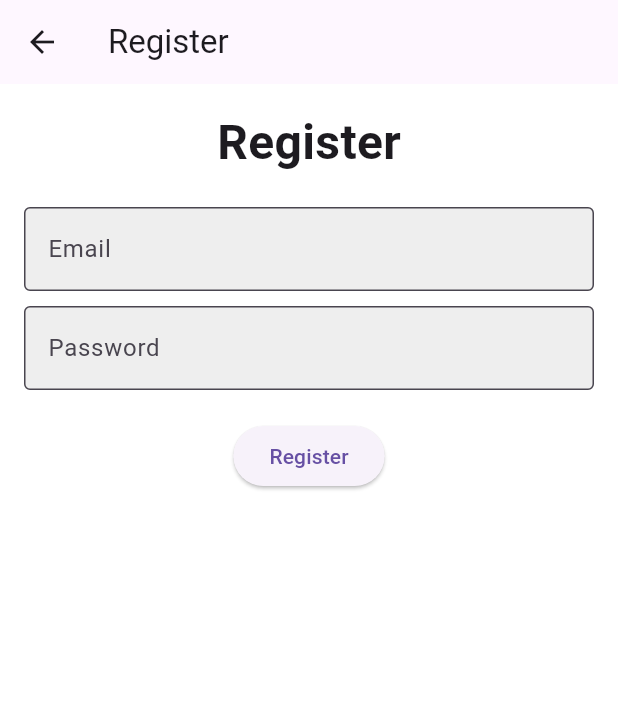
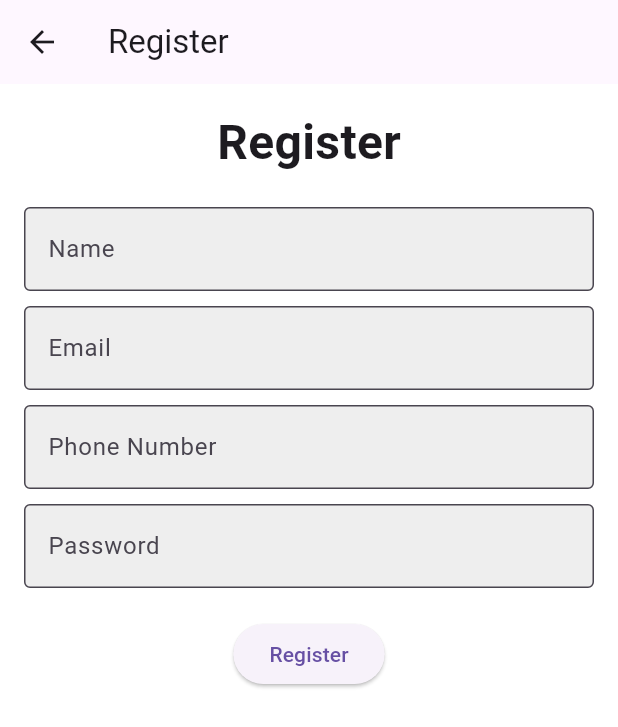
Before and after one commit to raaahulr/quizapp, a Flutter app: the screen it shows after launch, after a tap on "Login", after a tap on "Register", on a phone screen of 412 x 824 dp. Shown: the top 727 px of the screen. Run offline on Flutter 3.47's test engine with Material 3 defaults, Android fonts, the phone set to English and light mode, and no system bars; network calls fail.

Commit message:
second commit

```diff
--- a/lib/login_screen.dart
+++ b/lib/login_screen.dart
@@ -1,10 +1,11 @@
 import 'package:flutter/material.dart';
-import 'package:firebase_auth/firebase_auth.dart'; // Import FirebaseAuth
+import 'package:http/http.dart' as http;
+import 'dart:convert';
+
 import 'package:quiz_app/registration_screen.dart';
 
 class LoginScreen extends StatefulWidget {
-  final Function onLogin;
-
+  final Function(String) onLogin; // Update to accept a String argument
   const LoginScreen(this.onLogin, {Key? key}) : super(key: key);
 
   @override
@@ -14,7 +15,59 @@ class LoginScreen extends StatefulWidget {
 class _LoginScreenState extends State<LoginScreen> {
   final emailController = TextEditingController();
   final passwordController = TextEditingController();
-  String? errorMessage; // State variable for error message
+  String? errorMessage;
+
+  Future<void> _performLogin() async {
+    if (emailController.text.isEmpty || passwordController.text.isEmpty) {
+      setState(() {
+        errorMessage = 'Please enter email and password';
+      });
+      return;
+    }
+
+    try {
+      print('Attempting login with email: ${emailController.text}');
+
+      final response = await http.post(
+        Uri.parse('http://10.0.2.2/backendQuiz/public/login'),
+        headers: {
+          'Content-Type': 'application/json',
+        },
+        body: json.encode({
+          'email': emailController.text,
+          'password': passwordController.text,
+        }),
+      );
+
+      print('Response Status Code: ${response.statusCode}');
+      print('Response Body: ${response.body}');
+
+      final responseData = json.decode(response.body);
+
+      if (response.statusCode == 200 && responseData['status'] == 'success') {
+        print('Login Successful');
+        String email = emailController.text; // Use the email directly
+        widget.onLogin(email); // Pass the email to the callback
+      } else {
+        print('Login Failed: ${responseData['message']}');
+        setState(() {
+          if (responseData['message'] is Map) {
+            // Handle validation errors
+            errorMessage = (responseData['message'] as Map<String, dynamic>)
+                .values
+                .join(', ');
+          } else {
+            errorMessage = responseData['message'] ?? 'Login failed';
+          }
+        });
+      }
+    } catch (e) {
+      print('Login Error: $e');
+      setState(() {
+        errorMessage = 'Network error: $e';
+      });
+    }
+  }
 
   @override
   Widget build(BuildContext context) {
@@ -44,42 +97,20 @@ class _LoginScreenState extends State<LoginScreen> {
                 SizedBox(height: 10),
                 TextField(
                   controller: passwordController,
+                  obscureText: true,
                   decoration: InputDecoration(
                     labelText: 'Password',
                     border: OutlineInputBorder(),
                     filled: true,
                     fillColor: Colors.grey[200],
                   ),
-                  obscureText: true,
                 ),
                 SizedBox(height: 20),
                 ElevatedButton(
-                  onPressed: () async {
-                    // Check if email and password are empty
-                    if (emailController.text.isEmpty ||
-                        passwordController.text.isEmpty) {
-                      setState(() {
-                        errorMessage = 'Please enter the email and password.';
-                      });
-                      return;
-                    }
-
-                    try {
-                      await FirebaseAuth.instance.signInWithEmailAndPassword(
-                        email: emailController.text,
-                        password: passwordController.text,
-                      );
-                      widget.onLogin();
-                    } catch (e) {
-                      // Set the error message for incorrect email or password
-                      setState(() {
-                        errorMessage = 'Please check the email or password.';
-                      });
-                    }
-                  },
+                  onPressed: _performLogin,
                   child: Text('Login'),
                 ),
-                if (errorMessage != null) // Display error message if exists
+                if (errorMessage != null)
                   Padding(
                     padding: const EdgeInsets.only(top: 10),
                     child: Text(
@@ -89,7 +120,6 @@ class _LoginScreenState extends State<LoginScreen> {
                   ),
                 TextButton(
                   onPressed: () {
-                    // Navigate to registration screen
                     Navigator.push(
                       context,
                       MaterialPageRoute(
--- a/lib/main.dart
+++ b/lib/main.dart
@@ -1,18 +1,6 @@
-import 'package:firebase_core/firebase_core.dart';
-import 'package:flutter/foundation.dart';
 import 'package:flutter/material.dart';
 import 'package:quiz_app/quiz.dart';
 
-void main() async {
-  WidgetsFlutterBinding.ensureInitialized();
-  if (kIsWeb) {
-    await Firebase.initializeApp(
-        options: FirebaseOptions(
-            apiKey: "AIzaSyDcHLhdze6TAbx-rVy6p3NM5ppTQcVzLHE",
-            appId: "1:451268846488:web:2920b9929fc41caf6741ed",
-            messagingSenderId: "451268846488",
-            projectId: "quizapptrail"));
-  }
-  await Firebase.initializeApp();
+void main() {
   runApp(Quiz());
 }
--- a/lib/quiz.dart
+++ b/lib/quiz.dart
@@ -18,6 +18,7 @@ class Quiz extends StatefulWidget {
 class _QuizState extends State<Quiz> {
   List<String> selectedAnswers = [];
   var activeScreen = 'login-screen'; // Start with the login screen
+  String loggedInEmail = ''; // Variable to store the logged-in email
 
   void switchScreen() {
     setState(() {
@@ -48,8 +49,9 @@ class _QuizState extends State<Quiz> {
     });
   }
 
-  void login() {
+  void login(String email) {
     setState(() {
+      loggedInEmail = email; // Set the logged-in email
       activeScreen = 'start-screen'; // Switch to start screen after login
     });
   }
@@ -67,13 +69,15 @@ class _QuizState extends State<Quiz> {
 
     // Determine which screen to display based on activeScreen
     if (activeScreen == 'login-screen') {
-      screenWidget = LoginScreen(login);
+      screenWidget =
+          LoginScreen((email) => login(email)); // Pass the login callback
     } else if (activeScreen == 'registration-screen') {
       screenWidget = RegistrationScreen();
     } else if (activeScreen == 'questions-screen') {
       screenWidget = QuestionsScreen(chooseAnswer, confirmAnswers);
     } else if (activeScreen == 'results-screen') {
-      screenWidget = ResultsScreen(selectedAnswers, restartQuiz);
+      screenWidget = ResultsScreen(
+          selectedAnswers, restartQuiz, loggedInEmail); // Pass the email
     } else {
       // Fallback to the login screen if none match
       screenWidget = StartScreen(startQuiz);
--- a/lib/registration_screen.dart
+++ b/lib/registration_screen.dart
@@ -1,19 +1,76 @@
 import 'package:flutter/material.dart';
-import 'package:firebase_auth/firebase_auth.dart';
+import 'package:http/http.dart' as http;
+import 'dart:convert';
 
-class RegistrationScreen extends StatelessWidget {
-  const RegistrationScreen({super.key});
+class RegistrationScreen extends StatefulWidget {
+  const RegistrationScreen({Key? key}) : super(key: key);
+
+  @override
+  _RegistrationScreenState createState() => _RegistrationScreenState();
+}
+
+class _RegistrationScreenState extends State<RegistrationScreen> {
+  final nameController = TextEditingController();
+  final emailController = TextEditingController();
+  final phoneController = TextEditingController();
+  final passwordController = TextEditingController();
+  String? errorMessage;
+
+  Future<void> _performRegistration() async {
+    if (nameController.text.isEmpty ||
+        emailController.text.isEmpty ||
+        phoneController.text.isEmpty ||
+        passwordController.text.isEmpty) {
+      setState(() {
+        errorMessage = 'Please fill all fields';
+      });
+      return;
+    }
+
+    try {
+      final response = await http.post(
+        Uri.parse('http://10.0.2.2/backendQuiz/public/register'),
+        headers: {
+          'Content-Type': 'application/json',
+        },
+        body: json.encode({
+          'name': nameController.text,
+          'email': emailController.text,
+          'phone_no': phoneController.text,
+          'password': passwordController.text,
+        }),
+      );
+
+      final responseData = json.decode(response.body);
+
+      if (response.statusCode == 201 || responseData['status'] == 'success') {
+        Navigator.pop(context); // Return to login screen
+      } else {
+        setState(() {
+          if (responseData['message'] is Map) {
+            // Handle validation errors
+            errorMessage = (responseData['message'] as Map<String, dynamic>)
+                .values
+                .join(', ');
+          } else {
+            errorMessage = responseData['message'] ?? 'Registration failed';
+          }
+        });
+      }
+    } catch (e) {
+      print('Detailed Error: $e');
+      setState(() {
+        errorMessage = 'Network error: $e';
+      });
+    }
+  }
 
   @override
   Widget build(BuildContext context) {
-    final emailController = TextEditingController();
-    final passwordController = TextEditingController();
-
     return Scaffold(
       backgroundColor: Colors.white,
       appBar: AppBar(title: Text('Register')),
       body: SingleChildScrollView(
-        child: Center(
         child: Padding(
           padding: const EdgeInsets.all(16.0),
           child: Column(
@@ -25,6 +82,16 @@ class RegistrationScreen extends StatelessWidget {
               ),
               SizedBox(height: 20),
               TextField(
+                controller: nameController,
+                decoration: InputDecoration(
+                  labelText: 'Name',
+                  border: OutlineInputBorder(),
+                  filled: true,
+                  fillColor: Colors.grey[200],
+                ),
+              ),
+              SizedBox(height: 10),
+              TextField(
                 controller: emailController,
                 decoration: InputDecoration(
                   labelText: 'Email',
@@ -35,34 +102,39 @@ class RegistrationScreen extends StatelessWidget {
               ),
               SizedBox(height: 10),
               TextField(
+                controller: phoneController,
+                decoration: InputDecoration(
+                  labelText: 'Phone Number',
+                  border: OutlineInputBorder(),
+                  filled: true,
+                  fillColor: Colors.grey[200],
+                ),
+              ),
+              SizedBox(height: 10),
+              TextField(
                 controller: passwordController,
+                obscureText: true,
                 decoration: InputDecoration(
                   labelText: 'Password',
                   border: OutlineInputBorder(),
                   filled: true,
                   fillColor: Colors.grey[200],
                 ),
-                  obscureText: true,
               ),
               SizedBox(height: 20),
               ElevatedButton(
-                  onPressed: () async {
-                    try {
-                      await FirebaseAuth.instance
-                          .createUserWithEmailAndPassword(
-                        email: emailController.text,
-                        password: passwordController.text,
-                      );
-                      Navigator.pop(context); // Go back to login screen
-                    } catch (e) {
-                      // Handle error (e.g., show a message)
-                      Text('Registration failed: $e');
-                    }
-                  },
+                onPressed: _performRegistration,
                 child: Text('Register'),
               ),
+              if (errorMessage != null)
+                Padding(
+                  padding: const EdgeInsets.only(top: 10),
+                  child: Text(
+                    errorMessage!,
+                    style: TextStyle(color: Colors.red),
+                  ),
+                ),
             ],
-            ),
           ),
         ),
       ),
--- a/pubspec.yaml
+++ b/pubspec.yaml
@@ -43,10 +43,7 @@ dependencies:
     sdk: flutter
   cupertino_icons: ^1.0.8
   provider: ^6.0.0
-  firebase_core: ^3.10.0
-  cloud_firestore: ^5.6.1
-  firebase_auth: ^5.4.0
-  firebase_storage: ^12.4.0
+  http: ^1.3.0
 
 dev_dependencies:
   flutter_test:
```
Also changed, not shown: lib/results_screen.dart (+40 -3 lines), pubspec.lock, 4 other files. Lines whose indentation alone changed are shown as unchanged.
